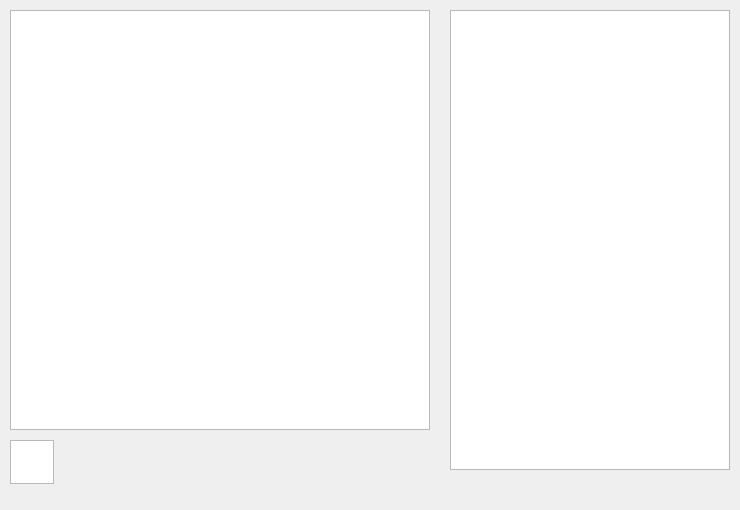
iKsSs/ICP-Labyrinth, file projekt/mainwindow.ui: the form before one commit.
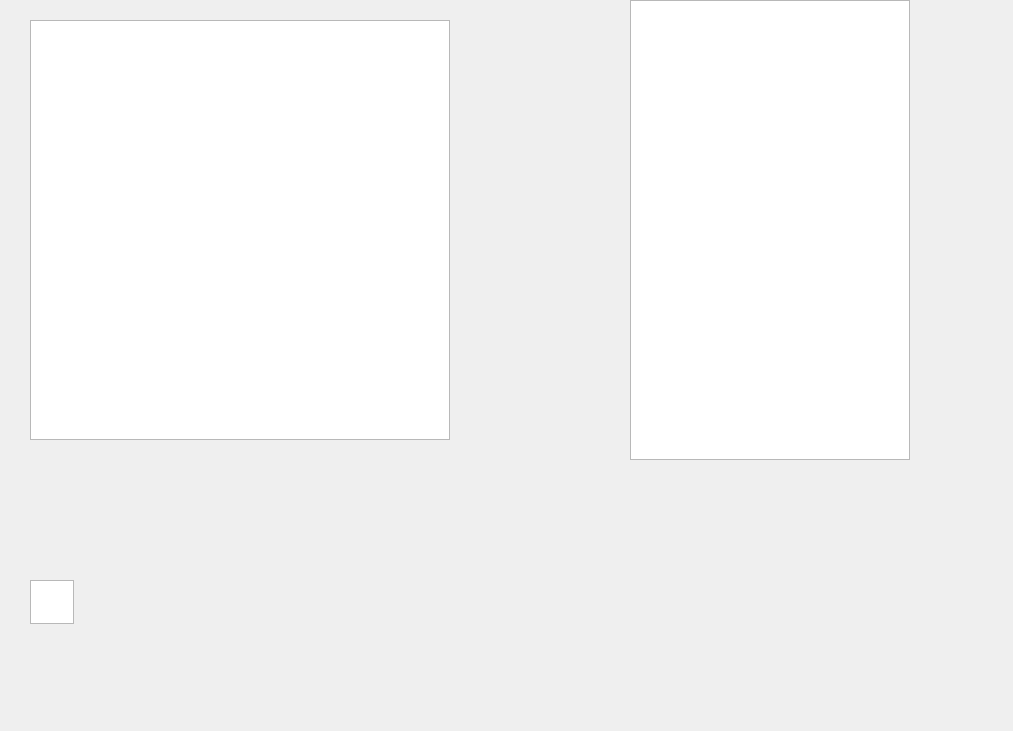
The form after the commit.

Patch:
```diff
--- a/projekt/mainwindow.ui
+++ b/projekt/mainwindow.ui
@@ -6,8 +6,8 @@
    <rect>
     <x>0</x>
     <y>0</y>
-    <width>740</width>
-    <height>510</height>
+    <width>1013</width>
+    <height>731</height>
    </rect>
   </property>
   <property name="maximumSize">
@@ -32,8 +32,8 @@
    <widget class="QGraphicsView" name="graphicsView">
     <property name="geometry">
      <rect>
-      <x>10</x>
-      <y>10</y>
+      <x>30</x>
+      <y>20</y>
       <width>420</width>
       <height>420</height>
      </rect>
@@ -44,6 +44,9 @@
       <height>0</height>
      </size>
     </property>
+    <property name="lineWidth">
+     <number>1</number>
+    </property>
     <property name="verticalScrollBarPolicy">
      <enum>Qt::ScrollBarAlwaysOff</enum>
     </property>
@@ -53,6 +56,15 @@
     <property name="sizeAdjustPolicy">
      <enum>QAbstractScrollArea::AdjustIgnored</enum>
     </property>
+    <property name="backgroundBrush">
+     <brush brushstyle="NoBrush">
+      <color alpha="255">
+       <red>0</red>
+       <green>0</green>
+       <blue>0</blue>
+      </color>
+     </brush>
+    </property>
     <property name="alignment">
      <set>Qt::AlignLeading|Qt::AlignLeft|Qt::AlignTop</set>
     </property>
@@ -60,8 +72,8 @@
    <widget class="QPlainTextEdit" name="plainTextEdit">
     <property name="geometry">
      <rect>
-      <x>450</x>
-      <y>10</y>
+      <x>630</x>
+      <y>0</y>
       <width>280</width>
       <height>460</height>
      </rect>
@@ -70,8 +82,8 @@
    <widget class="QGraphicsView" name="gw_newTile">
     <property name="geometry">
      <rect>
-      <x>10</x>
-      <y>440</y>
+      <x>30</x>
+      <y>580</y>
       <width>44</width>
       <height>44</height>
      </rect>
```
Left out of the diff: 6 changed lines with no effect on the pictures.
